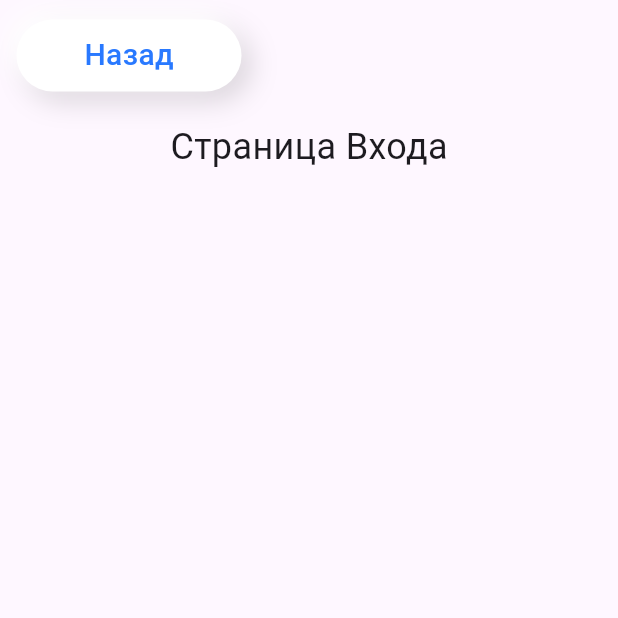
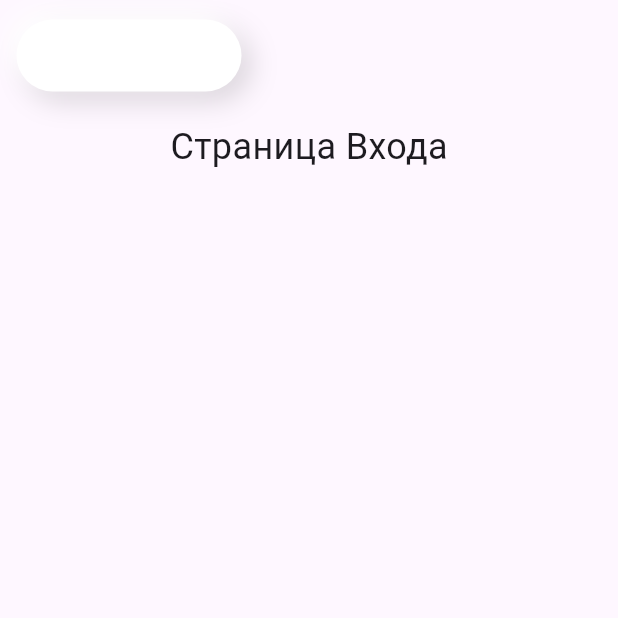
Before and after one commit to xpoakK/disteg, a Flutter app: the screen it shows after launch, after a tap on "Войти", on a phone screen of 412 x 824 dp, the top half of it. Run offline on Flutter 3.47's test engine with Material 3 defaults, Android fonts, the phone set to English and light mode, and no system bars.

Commit message:
Initial commit:2

```diff
--- a/lib/main.dart
+++ b/lib/main.dart
@@ -233,14 +233,6 @@ class _BackButtonSoft extends StatelessWidget {
             ),
           ],
         ),
-        child: const Text(
-          'Назад',
-          style: TextStyle(
-            fontSize: 20,
-            color: Color(0xFF2979FF), // голубой цвет как на примере
-            fontWeight: FontWeight.w500,
-          ),
-        ),
       ),
     );
   }
--- a/pubspec.yaml
+++ b/pubspec.yaml
@@ -52,6 +52,8 @@ dev_dependencies:
 
 # The following section is specific to Flutter packages.
 flutter:
+  assets:
+    - assets/images/
 
   # The following line ensures that the Material Icons font is
   # included with your application, so that you can use the icons in
```
Also changed, not shown: assets/images/Group 4.svg (renamed from lib/assets/images/Group 4.svg), assets/images/Group.png (renamed from lib/assets/images/Group.png), assets/images/Group.svg (renamed from lib/assets/images/Group.svg), assets/images/logo_giant.png (renamed from lib/assets/images/logo_giant.png).
